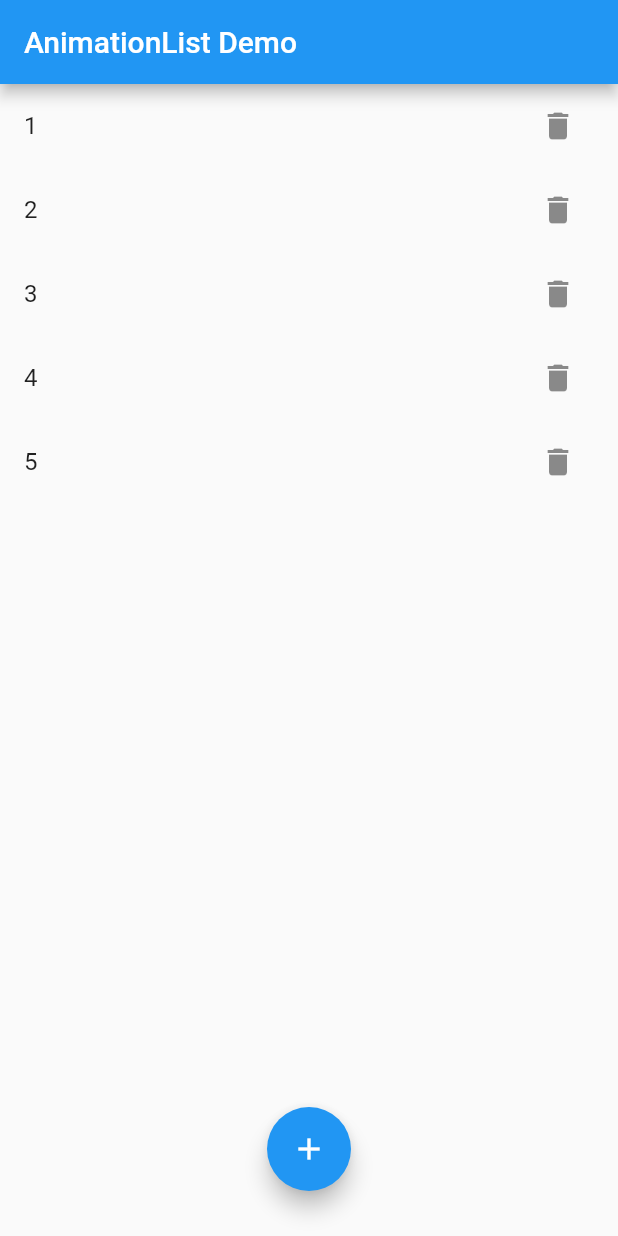
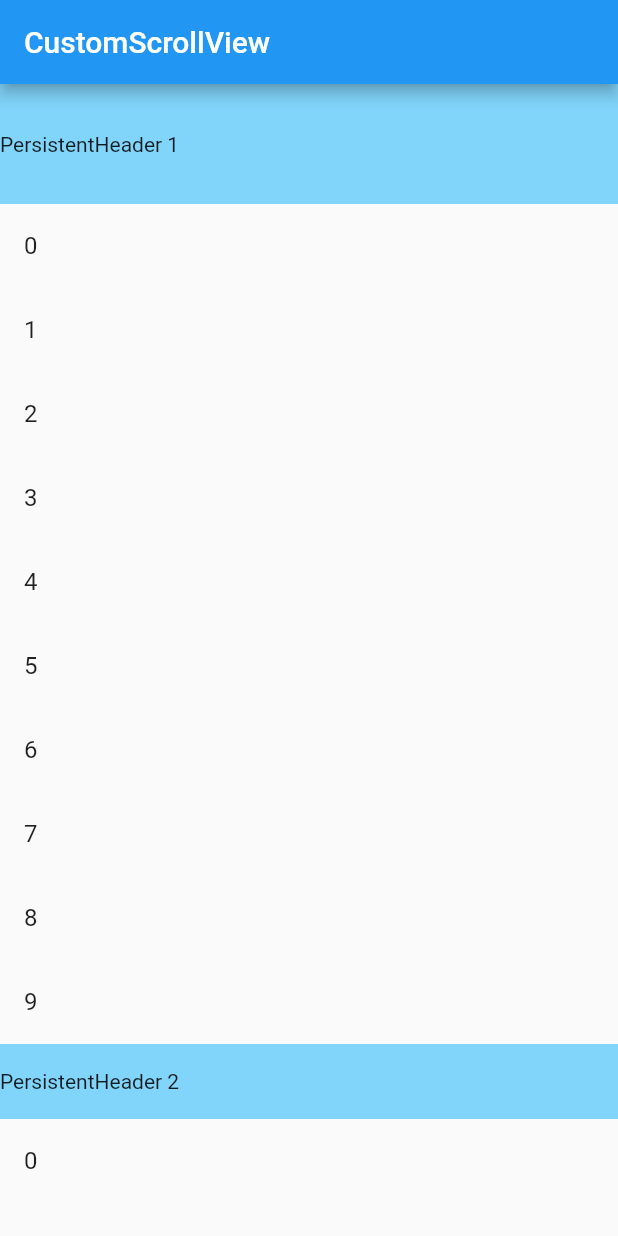
Before and after one commit to devin1014/flutter_widget_demo, a Flutter app: the screen it shows after launch, on a phone screen of 412 x 824 dp. Run offline on Flutter 3.47's test engine with Material 2 defaults, Android fonts, the phone set to English and light mode, and no system bars.

Commit message:
[Add] custom_scroll_view.dart

```diff
--- a/lib/main.dart
+++ b/lib/main.dart
@@ -1,5 +1,5 @@
 import 'package:flutter/material.dart';
-import 'package:flutter_widget_demo/scroll/animation_list_page.dart';
+import 'package:flutter_widget_demo/scroll/custom_scroll_view.dart';
 
 void main() {
   runApp(const MyApp());
@@ -25,7 +25,7 @@ class MyApp extends StatelessWidget {
         // is not restarted.
         primarySwatch: Colors.blue,
       ),
-      home: const AnimationListPage(),
+      home: const CustomScrollViewPage(),
     );
   }
 }
--- /dev/null
+++ b/lib/scroll/custom_scroll_view.dart
@@ -0,0 +1,49 @@
+import 'package:flutter/material.dart';
+import 'package:flutter_widget_demo/scroll/sliver_persistent_header.dart';
+
+class CustomScrollViewPage extends StatelessWidget {
+  const CustomScrollViewPage({Key? key}) : super(key: key);
+
+  @override
+  Widget build(BuildContext context) {
+    return Scaffold(appBar: AppBar(title: const Text("CustomScrollView")), body: _buildCustomScrollView2());
+  }
+
+  Widget _buildCustomScrollView1() {
+    return CustomScrollView(
+      slivers: [_buildSliverList(), _buildSliverList()],
+    );
+  }
+
+  Widget _buildCustomScrollView2() {
+    return CustomScrollView(
+      slivers: [
+        SliverPersistentHeader(
+            pinned: true, delegate: SliverHeaderDelegate(maxHeight: 80, minHeight: 50, child: _buildHeader(1))),
+        _buildSliverList(),
+        SliverPersistentHeader(
+            pinned: true, delegate: SliverHeaderDelegate.fixedHeight(height: 50, child: _buildHeader(2))),
+        _buildSliverList(),
+      ],
+    );
+  }
+
+  Widget _buildSliverList() {
+    return SliverFixedExtentList(
+      itemExtent: 56,
+      delegate: SliverChildBuilderDelegate(
+          (_, index) => ListTile(
+                title: Text("$index"),
+              ),
+          childCount: 10),
+    );
+  }
+
+  Widget _buildHeader(int i) {
+    return Container(
+      color: Colors.lightBlue.shade200,
+      alignment: Alignment.centerLeft,
+      child: Text("PersistentHeader $i"),
+    );
+  }
+}
```
Also changed, not shown: lib/scroll/page_view.dart (added, +130 -0 lines), lib/scroll/sliver_persistent_header.dart (added, +47 -0 lines).
